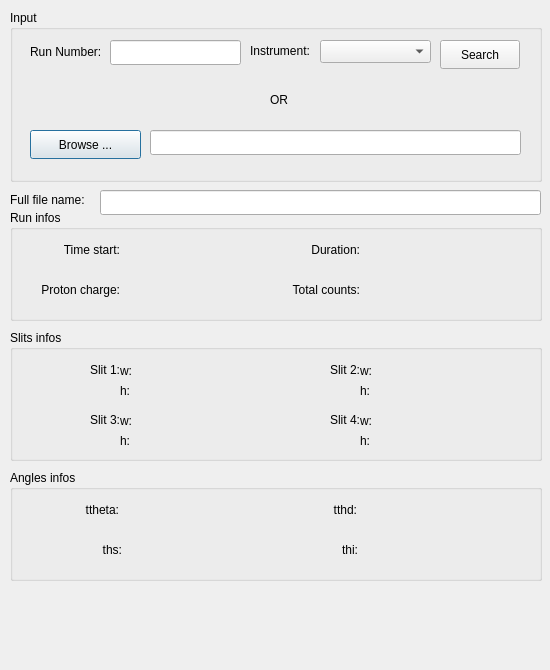
Above: ViewNex/src/ViewNexDlg.ui from stuartcampbell/playpen before the change. Below: the same form after it.
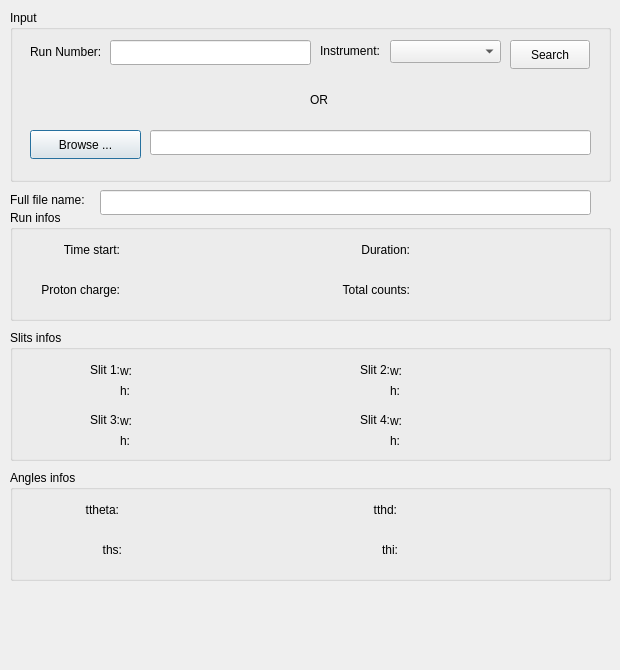
That is the form after the change.

What changed in the file:
```diff
--- a/ViewNex/src/ViewNexDlg.ui
+++ b/ViewNex/src/ViewNexDlg.ui
@@ -5,19 +5,19 @@
    <rect>
     <x>0</x>
     <y>0</y>
-    <width>550</width>
+    <width>620</width>
     <height>670</height>
    </rect>
   </property>
   <property name="minimumSize" >
    <size>
-    <width>550</width>
+    <width>600</width>
     <height>670</height>
    </size>
   </property>
   <property name="maximumSize" >
    <size>
-    <width>550</width>
+    <width>650</width>
     <height>670</height>
    </size>
   </property>
@@ -29,7 +29,7 @@
     <rect>
      <x>10</x>
      <y>10</y>
-     <width>532</width>
+     <width>601</width>
      <height>172</height>
     </rect>
    </property>
@@ -86,7 +86,7 @@
      <rect>
       <x>100</x>
       <y>30</y>
-      <width>131</width>
+      <width>201</width>
       <height>25</height>
      </rect>
     </property>
@@ -94,7 +94,7 @@
    <widget class="QLabel" name="instrumentLabel" >
     <property name="geometry" >
      <rect>
-      <x>240</x>
+      <x>310</x>
       <y>20</y>
       <width>71</width>
       <height>41</height>
@@ -110,7 +110,7 @@
    <widget class="QLabel" name="orLabel" >
     <property name="geometry" >
      <rect>
-      <x>260</x>
+      <x>300</x>
       <y>80</y>
       <width>71</width>
       <height>19</height>
@@ -126,7 +126,7 @@
    <widget class="QComboBox" name="instrumentInfo" >
     <property name="geometry" >
      <rect>
-      <x>310</x>
+      <x>380</x>
       <y>30</y>
       <width>111</width>
       <height>23</height>
@@ -198,7 +198,7 @@
      <rect>
       <x>140</x>
       <y>120</y>
-      <width>371</width>
+      <width>441</width>
       <height>25</height>
      </rect>
     </property>
@@ -206,7 +206,7 @@
    <widget class="QPushButton" name="searchButton" >
     <property name="geometry" >
      <rect>
-      <x>430</x>
+      <x>500</x>
       <y>30</y>
       <width>80</width>
       <height>29</height>
@@ -222,7 +222,7 @@
     <rect>
      <x>10</x>
      <y>210</y>
-     <width>532</width>
+     <width>601</width>
      <height>111</height>
     </rect>
    </property>
@@ -264,7 +264,7 @@
    <widget class="QLabel" name="Duration_label" >
     <property name="geometry" >
      <rect>
-      <x>280</x>
+      <x>330</x>
       <y>30</y>
       <width>70</width>
       <height>21</height>
@@ -280,7 +280,7 @@
    <widget class="QLabel" name="Total_counts_label" >
     <property name="geometry" >
      <rect>
-      <x>260</x>
+      <x>310</x>
       <y>70</y>
       <width>90</width>
       <height>21</height>
@@ -298,7 +298,7 @@
      <rect>
       <x>110</x>
       <y>30</y>
-      <width>151</width>
+      <width>221</width>
       <height>21</height>
      </rect>
     </property>
@@ -309,9 +309,9 @@
    <widget class="QLabel" name="protonchargeinfo" >
     <property name="geometry" >
      <rect>
-      <x>110</x>
+      <x>120</x>
       <y>70</y>
-      <width>151</width>
+      <width>201</width>
       <height>21</height>
      </rect>
     </property>
@@ -322,7 +322,7 @@
    <widget class="QLabel" name="durationinfo" >
     <property name="geometry" >
      <rect>
-      <x>350</x>
+      <x>400</x>
       <y>30</y>
       <width>151</width>
       <height>21</height>
@@ -335,7 +335,7 @@
    <widget class="QLabel" name="totalcountsinfo" >
     <property name="geometry" >
      <rect>
-      <x>350</x>
+      <x>400</x>
       <y>70</y>
       <width>151</width>
       <height>21</height>
@@ -351,7 +351,7 @@
     <rect>
      <x>10</x>
      <y>330</y>
-     <width>532</width>
+     <width>601</width>
      <height>131</height>
     </rect>
    </property>
@@ -393,7 +393,7 @@
    <widget class="QLabel" name="Slit_2_label" >
     <property name="geometry" >
      <rect>
-      <x>310</x>
+      <x>340</x>
       <y>30</y>
       <width>40</width>
       <height>21</height>
@@ -409,7 +409,7 @@
    <widget class="QLabel" name="Slit_4_label" >
     <property name="geometry" >
      <rect>
-      <x>310</x>
+      <x>340</x>
       <y>80</y>
       <width>40</width>
       <height>21</height>
@@ -516,7 +516,7 @@
    <widget class="QLabel" name="slit1info_5" >
     <property name="geometry" >
      <rect>
-      <x>350</x>
+      <x>380</x>
       <y>50</y>
       <width>16</width>
       <height>21</height>
@@ -529,7 +529,7 @@
    <widget class="QLabel" name="slit1info_6" >
     <property name="geometry" >
      <rect>
-      <x>350</x>
+      <x>380</x>
       <y>100</y>
       <width>16</width>
       <height>21</height>
@@ -542,7 +542,7 @@
    <widget class="QLabel" name="slit1info_7" >
     <property name="geometry" >
      <rect>
-      <x>350</x>
+      <x>380</x>
       <y>80</y>
       <width>16</width>
       <height>21</height>
@@ -555,7 +555,7 @@
    <widget class="QLabel" name="slit1info_8" >
     <property name="geometry" >
      <rect>
-      <x>350</x>
+      <x>380</x>
       <y>30</y>
       <width>16</width>
       <height>21</height>
@@ -581,7 +581,7 @@
    <widget class="QLabel" name="slit2w" >
     <property name="geometry" >
      <rect>
-      <x>360</x>
+      <x>390</x>
       <y>30</y>
       <width>151</width>
       <height>21</height>
@@ -594,7 +594,7 @@
    <widget class="QLabel" name="slit2h" >
     <property name="geometry" >
      <rect>
-      <x>360</x>
+      <x>390</x>
       <y>50</y>
       <width>151</width>
       <height>21</height>
@@ -633,7 +633,7 @@
    <widget class="QLabel" name="slit4w" >
     <property name="geometry" >
      <rect>
-      <x>360</x>
+      <x>390</x>
       <y>80</y>
       <width>151</width>
       <height>21</height>
@@ -646,7 +646,7 @@
    <widget class="QLabel" name="slit4h" >
     <property name="geometry" >
      <rect>
-      <x>360</x>
+      <x>390</x>
       <y>100</y>
       <width>151</width>
       <height>21</height>
@@ -662,7 +662,7 @@
     <rect>
      <x>10</x>
      <y>470</y>
-     <width>532</width>
+     <width>601</width>
      <height>111</height>
     </rect>
    </property>
@@ -704,7 +704,7 @@
    <widget class="QLabel" name="tthd_label" >
     <property name="geometry" >
      <rect>
-      <x>310</x>
+      <x>350</x>
       <y>30</y>
       <width>37</width>
       <height>21</height>
@@ -720,7 +720,7 @@
    <widget class="QLabel" name="thi_label" >
     <property name="geometry" >
      <rect>
-      <x>320</x>
+      <x>360</x>
       <y>70</y>
       <width>28</width>
       <height>21</height>
@@ -762,7 +762,7 @@
    <widget class="QLabel" name="tthdinfo" >
     <property name="geometry" >
      <rect>
-      <x>350</x>
+      <x>390</x>
       <y>30</y>
       <width>151</width>
       <height>21</height>
@@ -775,7 +775,7 @@
    <widget class="QLabel" name="thiinfo" >
     <property name="geometry" >
      <rect>
-      <x>350</x>
+      <x>390</x>
       <y>70</y>
       <width>151</width>
       <height>21</height>
@@ -804,7 +804,7 @@
     <rect>
      <x>100</x>
      <y>190</y>
-     <width>441</width>
+     <width>491</width>
      <height>25</height>
     </rect>
    </property>
```
